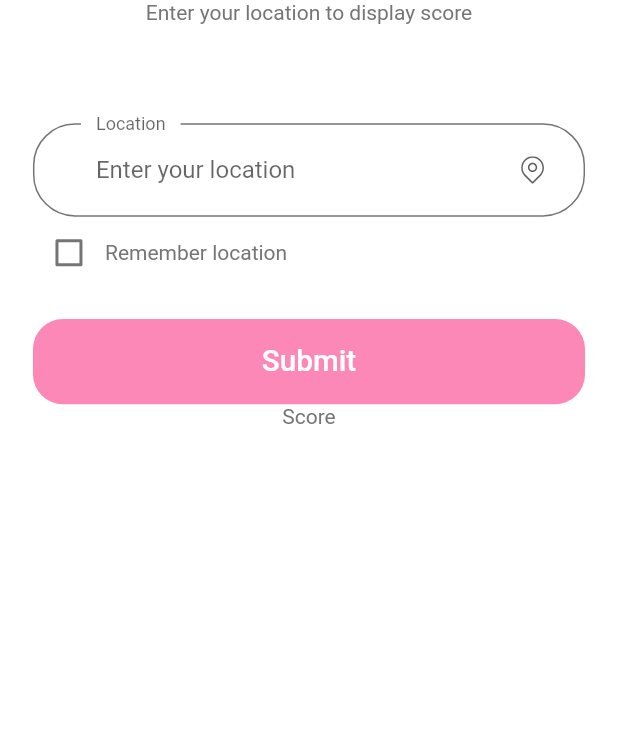
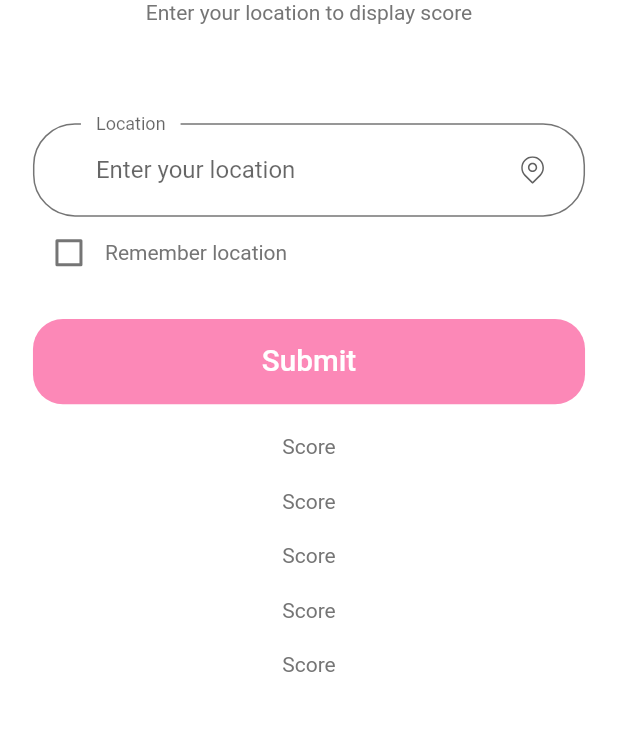
Before and after one commit to blakeroles/should-i-run, a Flutter app: the screen it shows after launch, on a phone screen of 412 x 824 dp, the part 103-834 px from its top. Run offline on Flutter 3.47's test engine with Material 2 defaults, Android fonts, the phone set to English and light mode, and no system bars; our stand-ins replace flutter_dotenv, flutter_svg; Roboto replaces fonts that are missing (Muli).

Commit message:
Working on displaying results

```diff
--- a/should_i_run/lib/screens/main_screen/components/location_form.dart
+++ b/should_i_run/lib/screens/main_screen/components/location_form.dart
@@ -19,6 +19,13 @@ class _LocationFormState extends State<LocationForm> {
   String location;
   bool remember = false;
   final List<String> errors = [];
+  final Map<int, String> airQualityMap = {
+    1: 'Good',
+    2: 'Moderate',
+    3: 'Unhealthy for Sensitive People',
+    4: 'Very Unhealthy',
+    5: 'Hazardous'
+  };
   Future<WeatherResponse> weatherResponse;
   @override
   Widget build(BuildContext context) {
@@ -45,31 +52,116 @@ class _LocationFormState extends State<LocationForm> {
                 if (_formKey.currentState.validate()) {
                   _formKey.currentState.save();
                   WeatherApiHandler weatherApihandler =
-                      new WeatherApiHandler('Delhi');
+                      new WeatherApiHandler(location);
                   weatherResponse = weatherApihandler.fetchWeatherData();
 
                   setState(() {});
-                  //WeatherResponse weatherResponse = new WeatherResponse();
-                  //Scorer scorer = new Scorer(weatherResponse);
-                  //scorer.calcScore();
-                  //print(scorer.getScore());
-
                 }
               }),
+          SizedBox(height: getProportionateScreenHeight(20)),
           FutureBuilder<WeatherResponse>(
               future: weatherResponse,
               builder: (context, snapshot) {
                 if (snapshot.hasData) {
-                  print(snapshot.data.humidityResult);
                   Scorer scorer = new Scorer(snapshot.data);
                   scorer.calcScore();
-                  return Text(scorer.getScore().toString());
+                  return Text(scorer.getScore().toString(),
+                      style: TextStyle(
+                        color: Colors.black,
+                        fontSize: getProportionateScreenWidth(28.0),
+                        fontWeight: FontWeight.bold,
+                      ));
                 } else if (snapshot.hasError) {
                   return Text('${snapshot.error}');
                 }
                 return Text('Score');
-              })
+              }),
+          SizedBox(height: getProportionateScreenHeight(20)),
+          buildTempFutureBuilder('Current Temperature: ', '\u2103'),
+          SizedBox(height: getProportionateScreenHeight(20)),
+          buildPrecipFutureBuilder('Current Precipitation: ', 'mm'),
+          SizedBox(height: getProportionateScreenHeight(20)),
+          buildHumidityFutureBuilder('Current Humidity: ', '%'),
+          SizedBox(height: getProportionateScreenHeight(20)),
+          buildAirQualityFutureBuilder('Current Air Quality: ', '')
         ]));
+  }
+
+  FutureBuilder<WeatherResponse> buildTempFutureBuilder(
+      String factor, String unit) {
+    return FutureBuilder<WeatherResponse>(
+        future: weatherResponse,
+        builder: (context, snapshot) {
+          if (snapshot.hasData) {
+            return Text(factor + snapshot.data.tempResult.toString() + unit,
+                style: TextStyle(
+                  color: Colors.black,
+                  fontSize: getProportionateScreenWidth(16.0),
+                  fontWeight: FontWeight.bold,
+                ));
+          } else if (snapshot.hasError) {
+            return Text('${snapshot.error}');
+          }
+          return Text('Score');
+        });
+  }
+
+  FutureBuilder<WeatherResponse> buildPrecipFutureBuilder(
+      String factor, String unit) {
+    return FutureBuilder<WeatherResponse>(
+        future: weatherResponse,
+        builder: (context, snapshot) {
+          if (snapshot.hasData) {
+            return Text(factor + snapshot.data.precipResult.toString() + unit,
+                style: TextStyle(
+                  color: Colors.black,
+                  fontSize: getProportionateScreenWidth(16.0),
+                  fontWeight: FontWeight.bold,
+                ));
+          } else if (snapshot.hasError) {
+            return Text('${snapshot.error}');
+          }
+          return Text('Score');
+        });
+  }
+
+  FutureBuilder<WeatherResponse> buildHumidityFutureBuilder(
+      String factor, String unit) {
+    return FutureBuilder<WeatherResponse>(
+        future: weatherResponse,
+        builder: (context, snapshot) {
+          if (snapshot.hasData) {
+            return Text(factor + snapshot.data.humidityResult.toString() + unit,
+                style: TextStyle(
+                  color: Colors.black,
+                  fontSize: getProportionateScreenWidth(16.0),
+                  fontWeight: FontWeight.bold,
+                ));
+          } else if (snapshot.hasError) {
+            return Text('${snapshot.error}');
+          }
+          return Text('Score');
+        });
+  }
+
+  FutureBuilder<WeatherResponse> buildAirQualityFutureBuilder(
+      String factor, String unit) {
+    return FutureBuilder<WeatherResponse>(
+        future: weatherResponse,
+        builder: (context, snapshot) {
+          if (snapshot.hasData) {
+            return Text(
+                factor + airQualityMap[snapshot.data.airQualityResult] + unit,
+                style: TextStyle(
+                  color: Colors.black,
+                  fontSize: getProportionateScreenWidth(16.0),
+                  fontWeight: FontWeight.bold,
+                ));
+          } else if (snapshot.hasError) {
+            return Text('${snapshot.error}');
+          }
+          return Text('Score');
+        });
   }
 
   TextFormField buildLocationFormField() {
```
